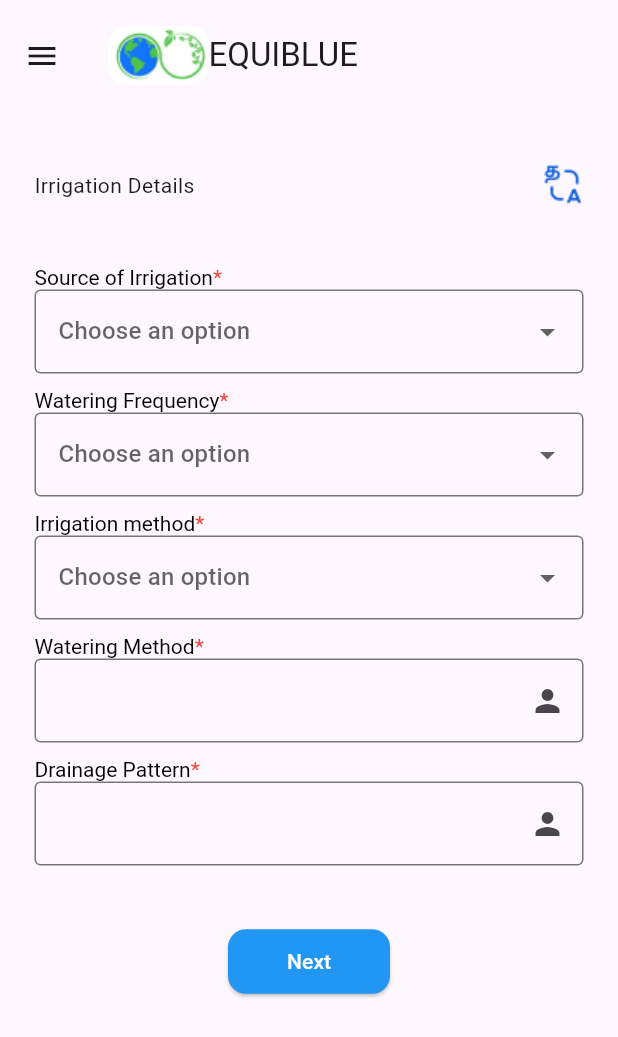
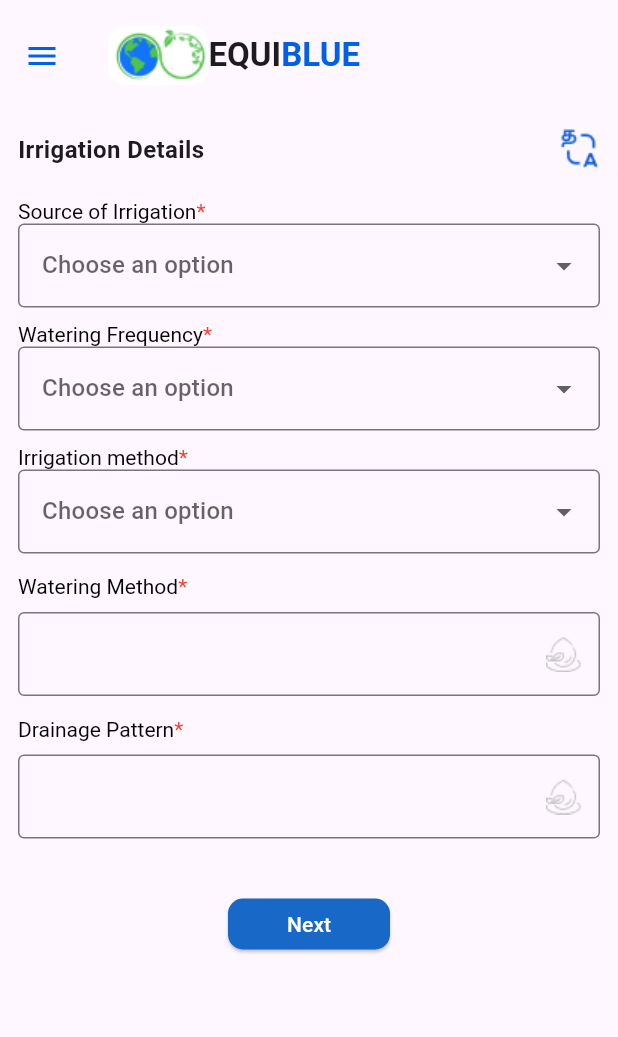
Before and after one commit to Digisailors/ALM-Equiblue, a Flutter app: the Irrigationdetails screen opened directly, on a phone screen of 412 x 824 dp. Shown: the top 1037 px of the screen. Run offline on Flutter 3.47's test engine with Material 3 defaults, Android fonts, the phone set to English and light mode, and no system bars; our stand-ins replace file_picker.

Commit message:
irrigationdetails

```diff
--- a/lib/main.dart
+++ b/lib/main.dart
@@ -1,16 +1,19 @@
 import 'package:equiblue/views/irrigationdetails.dart';
 import 'package:equiblue/views/ownershipform.dart';
 import 'package:equiblue/views/soilandclimatedetails.dart';
+import 'package:equiblue/views/tillage_residuedetails.dart';
+
 import 'package:flutter/material.dart';
 
 void main() {
   runApp(MyApp());
 }
+
 class MyApp extends StatelessWidget {
   @override
   Widget build(BuildContext context) {
     return MaterialApp(
-      home: Irrigationdetails(),
+      home: Soilandclimatedetails(),
     );
   }
 }
--- a/lib/views/irrigationdetails.dart
+++ b/lib/views/irrigationdetails.dart
@@ -1,4 +1,6 @@
 import 'package:equiblue/views/ownershipform.dart';
+import 'package:equiblue/widgets/appbar.dart';
+import 'package:equiblue/widgets/custom_next_button.dart';
 import 'package:flutter/material.dart';
 import 'package:flutter/widgets.dart';
 
@@ -10,7 +12,9 @@ class Irrigationdetails extends StatefulWidget {
 }
 
 class IrrigationdetailsState extends State<Irrigationdetails> {
-  String? selectedvalue;
+  String? selectedvalue1;
+  String? selectedvalue2;
+  String? selectedvalue3;
   List<String> dropdownvalue = ['Canal'];
   List<String> dropdownvalue1 = ['Daily'];
   List<String> dropdownvalue2 = ['Drip Irrigation'];
@@ -20,40 +24,15 @@ class IrrigationdetailsState extends State<Irrigationdetails> {
   @override
   Widget build(BuildContext context) {
     return Scaffold(
-        appBar: AppBar(
-          leading: Icon(Icons.menu),
-          title: Row(
-            children: [
-              Image.asset("assets/images/equiblue_logo 1.png"),
-              Text("EQUIBLUE")
-            ],
-          ),
-          toolbarHeight: 74.0,
-          shadowColor: Colors.white,
-        ),
+        appBar: Customappbar(),
         body: SingleChildScrollView(
           child: Padding(
-            padding: const EdgeInsets.all(8.0),
+            padding: const EdgeInsets.all(12.0),
             child: Column(
               children: [
-                Padding(
-                  padding:
-                      const EdgeInsets.only(left: 15.0, top: 28.0, right: 15.0),
-                  child: Row(
-                    mainAxisAlignment: MainAxisAlignment.spaceBetween,
-                    children: [
-                      Text(
-                        "Irrigation Details",
-                        style: TextStyle(fontSize: 14.0),
-                      ),
-                      Image.asset("assets/images/language_translator.png")
-                    ],
-                  ),
-                ),
-                SizedBox(height: 40.0),
-                Padding(
-                  padding: const EdgeInsets.only(left: 15.0, right: 15.0),
-                  child: Column(
+                heading(text: "Irrigation Details"),
+                SizedBox(height: 20.0),
+                Column(
                   crossAxisAlignment: CrossAxisAlignment.start,
                   children: [
                     RichText(
@@ -62,12 +41,11 @@ class IrrigationdetailsState extends State<Irrigationdetails> {
                           style: TextStyle(color: Colors.black),
                           children: <TextSpan>[
                             TextSpan(
-                                  text: "*",
-                                  style: TextStyle(color: Colors.red))
+                                text: "*", style: TextStyle(color: Colors.red))
                           ]),
                     ),
                     DropdownButtonFormField<String>(
-                          value: selectedvalue,
+                        value: selectedvalue1,
                         hint: Text('Choose an option'),
                         items: dropdownvalue.map((String value) {
                           return DropdownMenuItem<String>(
@@ -77,18 +55,15 @@ class IrrigationdetailsState extends State<Irrigationdetails> {
                         }).toList(),
                         onChanged: (String? newValue) {
                           setState(() {
-                              selectedvalue = newValue;
+                            selectedvalue1 = newValue;
                           });
                         },
                         decoration:
                             InputDecoration(border: OutlineInputBorder())),
                   ],
                 ),
-                ),
                 SizedBox(height: 10.0),
-                Padding(
-                  padding: const EdgeInsets.only(left: 15.0, right: 15.0),
-                  child: Column(
+                Column(
                   crossAxisAlignment: CrossAxisAlignment.start,
                   children: [
                     RichText(
@@ -97,12 +72,11 @@ class IrrigationdetailsState extends State<Irrigationdetails> {
                           style: TextStyle(color: Colors.black),
                           children: <TextSpan>[
                             TextSpan(
-                                  text: "*",
-                                  style: TextStyle(color: Colors.red))
+                                text: "*", style: TextStyle(color: Colors.red))
                           ]),
                     ),
                     DropdownButtonFormField<String>(
-                          value: selectedvalue,
+                        value: selectedvalue2,
                         hint: Text('Choose an option'),
                         items: dropdownvalue1.map((String value) {
                           return DropdownMenuItem<String>(
@@ -112,18 +86,15 @@ class IrrigationdetailsState extends State<Irrigationdetails> {
                         }).toList(),
                         onChanged: (String? newValue) {
                           setState(() {
-                              selectedvalue = newValue;
+                            selectedvalue2 = newValue;
                           });
                         },
                         decoration:
                             InputDecoration(border: OutlineInputBorder())),
                   ],
                 ),
-                ),
                 SizedBox(height: 10.0),
-                Padding(
-                  padding: const EdgeInsets.only(left: 15.0, right: 15.0),
-                  child: Column(
+                Column(
                   crossAxisAlignment: CrossAxisAlignment.start,
                   children: [
                     RichText(
@@ -132,12 +103,11 @@ class IrrigationdetailsState extends State<Irrigationdetails> {
                           style: TextStyle(color: Colors.black),
                           children: <TextSpan>[
                             TextSpan(
-                                  text: "*",
-                                  style: TextStyle(color: Colors.red))
+                                text: "*", style: TextStyle(color: Colors.red))
                           ]),
                     ),
                     DropdownButtonFormField<String>(
-                          value: selectedvalue,
+                        value: selectedvalue3,
                         hint: Text('Choose an option'),
                         items: dropdownvalue2.map((String value) {
                           return DropdownMenuItem<String>(
@@ -147,36 +117,27 @@ class IrrigationdetailsState extends State<Irrigationdetails> {
                         }).toList(),
                         onChanged: (String? newValue) {
                           setState(() {
-                              selectedvalue = newValue;
+                            selectedvalue3 = newValue;
                           });
                         },
                         decoration:
                             InputDecoration(border: OutlineInputBorder())),
                   ],
                 ),
-                ),
                 SizedBox(height: 10.0),
                 textformfield(
                   text: 'Watering Method',
                   controller: _wateringcontroller,
+                  imagepath: Image.asset("assets/images/irrigationdetails.png"),
                 ),
                 SizedBox(height: 10.0),
                 textformfield(
                   controller: _drainagecontroller,
                   text: "Drainage Pattern",
+                  imagepath: Image.asset("assets/images/irrigationdetails.png"),
                 ),
                 SizedBox(height: 40.0),
-                ElevatedButton(
-                    onPressed: () {},
-                    style: ElevatedButton.styleFrom(
-                        minimumSize: Size(108, 43),
-                        backgroundColor: Colors.blue,
-                        shape: RoundedRectangleBorder(
-                            borderRadius: BorderRadius.circular(12.0))),
-                    child: Text(
-                      "Next",
-                      style: TextStyle(color: Colors.white, fontSize: 14.0),
-                    )),
+                Center(child: custom_next_button())
               ],
             ),
           ),
--- /dev/null
+++ b/lib/widgets/appbar.dart
@@ -0,0 +1,34 @@
+import 'package:flutter/material.dart';
+
+class Customappbar extends StatelessWidget implements PreferredSizeWidget {
+  @override
+  Widget build(BuildContext context) {
+    return AppBar(
+      leading: Icon(
+        Icons.menu,
+        color: const Color.fromRGBO(0, 97, 228, 1),
+      ),
+      title: Row(
+        children: [
+          Image.asset("assets/images/equiblue_logo.png"),
+          Text(
+            "EQUI",
+            style: TextStyle(fontSize: 22.0, fontWeight: FontWeight.bold),
+          ),
+          Text(
+            "BLUE",
+            style: TextStyle(
+                color: const Color.fromRGBO(0, 97, 228, 1),
+                fontSize: 22.0,
+                fontWeight: FontWeight.bold),
+          )
+        ],
+      ),
+      toolbarHeight: 74.0,
+      shadowColor: Colors.white,
+    );
+  }
+
+  @override
+  Size get preferredSize => Size.fromHeight(74.0);
+}
--- /dev/null
+++ b/lib/widgets/custom_next_button.dart
@@ -0,0 +1,24 @@
+import 'package:flutter/material.dart';
+
+class custom_next_button extends StatelessWidget {
+  @override
+  Widget build(BuildContext context) {
+    return Container(
+      height: 34,
+      width: 108,
+      child: ElevatedButton(
+        style: ElevatedButton.styleFrom(
+          shape: RoundedRectangleBorder(
+            borderRadius: BorderRadius.circular(10.0),
+          ),
+          backgroundColor: const Color.fromRGBO(24, 104, 199, 1),
+        ),
+        onPressed: () {},
+        child: Text(
+          "Next",
+          style: TextStyle(color: Colors.white),
+        ),
+      ),
+    );
+  }
+}
--- /dev/null
+++ b/lib/widgets/heading.dart
@@ -0,0 +1,20 @@
+part of "../views/ownershipform.dart";
+
+class heading extends StatelessWidget {
+  final String? text;
+
+  heading({this.text});
+  @override
+  Widget build(BuildContext context) {
+    return Row(
+      mainAxisAlignment: MainAxisAlignment.spaceBetween,
+      children: [
+        Text(
+          text ?? "Ownership Details",
+          style: TextStyle(fontSize: 16.0, fontWeight: FontWeight.bold),
+        ),
+        Image.asset("assets/images/language_translator.png")
+      ],
+    );
+  }
+}
--- a/lib/widgets/textformfield.dart
+++ b/lib/widgets/textformfield.dart
@@ -3,15 +3,24 @@ part of "../views/ownershipform.dart";
 class textformfield extends StatelessWidget {
   final TextEditingController? controller;
   final String? text;
+  final String? hinttext;
   final Icon? icon;
+  final IconButton? picon;
+  final Image? imagepath;
 
-  textformfield({this.controller, this.text, this.icon});
+  textformfield(
+      {this.controller,
+      this.text,
+      this.icon,
+      this.picon,
+      this.hinttext,
+      this.imagepath});
   @override
   Widget build(BuildContext context) {
-    return Padding(
-      padding: const EdgeInsets.only(left: 15.0, right: 15.0),
-      child: Column(
+    return Column(
       crossAxisAlignment: CrossAxisAlignment.start,
+      children: [
+        Row(
           children: [
             RichText(
               text: TextSpan(
@@ -21,15 +30,34 @@ class textformfield extends StatelessWidget {
                     TextSpan(text: "*", style: TextStyle(color: Colors.red))
                   ]),
             ),
+            // Check if iconData is not null
+            //Icon(icon),
+            Icon(icon?.icon)
+          ],
+        ),
+        SizedBox(height: 05.0),
         TextFormField(
           controller: controller,
           decoration: InputDecoration(
-              suffixIcon: icon == null ? Icon(Icons.person) : icon,
+            suffixIcon: imagepath,
+            prefixIcon: picon,
+
+            hintText: "",
+            //Padding(
+            //   padding: EdgeInsets.only(right: 3.0),
+            //   child: SizedBox(
+            //     height: 24.0,
+            //     width: 24.0,
+            //     child: Image.asset(
+            //   //   //   imagepath ??
+            //   //   //       "ALM-Equiblue/assets/images/irrigationdetails.png",
+            //   //   // ),
+            //   // ),
+            // ),
             border: OutlineInputBorder(),
           ),
         ),
       ],
-      ),
     );
   }
 }
--- a/pubspec.yaml
+++ b/pubspec.yaml
@@ -61,10 +61,7 @@ flutter:
 
   # To add assets to your application, add an assets section, like this:
   assets:
-    - assets/images/language_translator.png
-    - assets/images/equiblue_logo 1.png
-    - assets/images/uploadimage.png
-    - assets/images/textformfieldicon.png
+    - assets/images/
   #   - images/a_dot_ham.jpeg
 
   # An image asset can refer to one or more resolution-specific "variants", see
```
Also changed, not shown: lib/views/ownershipform.dart (+29 -46 lines), lib/views/soilandclimatedetails.dart (+36 -53 lines), lib/views/tillage_residuedetails.dart (added, +66 -0 lines), lib/widgets/dropdown.dart (added, +55 -0 lines), lib/widgets/uploadfile.dart (added, +15 -0 lines), assets/images/equiblue_logo.png (renamed from assets/images/equiblue_logo 1.png), assets/images/help.png (added), assets/images/irrigationdetails.png (added), assets/images/ownershipform.png (renamed from assets/images/textformfieldicon.png), assets/images/soilandclimatedetails.png (added), assets/images/tillageandresidue.png (added), 2 other files. Lines whose indentation alone changed are shown as unchanged.
